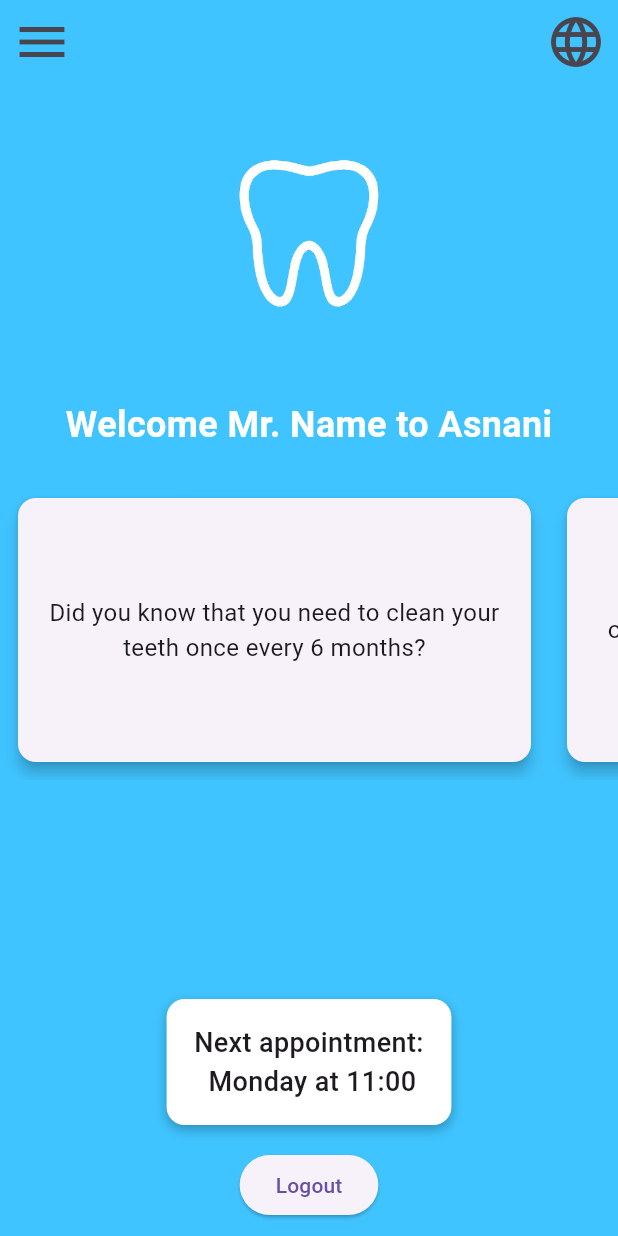
After one commit to RoberHaiek/dentist-app, a Flutter app: the screen it shows after launch, after a tap on "Login", on a phone screen of 412 x 824 dp. The commit adds this screen. Run offline on Flutter 3.47's test engine with Material 3 defaults, Android fonts, the phone set to English and light mode, and no system bars.

Commit message:
Remove unnecessary files and make welcome page and homepage

```diff
--- a/lib/Images.dart
+++ b/lib/Images.dart
@@ -6,7 +6,13 @@ class Images extends StatelessWidget{
 
   @override
   Widget build(BuildContext context) {
-    AssetImage assetImage = AssetImage("images/icon.png");
+    AssetImage assetImage = AssetImage("images/tooth_icon.png");
+    Image image = Image(image: assetImage, width: 200.0, height: 200.0);
+    return Container(child: image);
+  }
+
+  static Widget getIconImage(){
+    AssetImage assetImage = AssetImage("images/tooth_icon.png");
     Image image = Image(image: assetImage, width: 200.0, height: 200.0);
     return Container(child: image);
   }
--- a/lib/main.dart
+++ b/lib/main.dart
@@ -1,6 +1,6 @@
 import 'package:flutter/material.dart';
 import '../screens/FirstPage.dart';
-import '../screens/Homepage.dart';
+import '../screens/HomePage.dart';
 
 void main() {
   runApp(MyApp());
--- a/lib/screens/FirstPage.dart
+++ b/lib/screens/FirstPage.dart
@@ -1,11 +1,29 @@
 import 'dart:math';
 
 import 'package:flutter/material.dart';
-import 'Homepage.dart';
+import 'HomePage.dart';
 import '../Images.dart';
+import 'ForgotPage.dart';
+import 'RegistrationPage.dart';
 
-class FirstPage extends StatelessWidget {
+class FirstPage extends StatefulWidget {
   const FirstPage({super.key});
+
+  @override
+  FirstPageState createState() => FirstPageState();
+}
+
+class FirstPageState extends State<FirstPage> {
+  final TextEditingController emailController = TextEditingController();
+  final TextEditingController passwordController = TextEditingController();
+
+  // always dispose controllers to prevent memory leaks
+  @override
+  void dispose() {
+    emailController.dispose();
+    passwordController.dispose();
+    super.dispose();
+  }
 
   @override
   Widget build(BuildContext context) {
@@ -19,27 +37,70 @@ class FirstPage extends StatelessWidget {
           color: Colors.white30,
           child: Column(
             children: <Widget>[
+              Images.getIconImage(),
               Text(
                 // Calling a function from a text
-                "Welcome page, your number is: ${generateLuckyNumber()}",
+                "Log in to Asnani",
                 textDirection: TextDirection.ltr,
                 style: TextStyle(color: Colors.white, fontSize: 40.0),
               ),
-              Images(),
+              // Email field
+              TextField(
+                controller: emailController,
+                decoration: const InputDecoration(labelText: "Email"),
+                keyboardType: TextInputType.emailAddress,
+              ),
+              const SizedBox(height: 16),
+              // Password field
+              TextField(
+                controller: passwordController,
+                decoration: const InputDecoration(labelText: "Password"),
+                obscureText: true, // hides the text
+              ),
+              const SizedBox(height: 24),
               ElevatedButton(
                 onPressed: () {
+                  String email = emailController.text;
+                  String password = passwordController.text;
+                  print("Email: $email, Password: $password");
                   Navigator.push(
                     context,
-                    MaterialPageRoute(builder: (context) => const Homepage()),
+                    MaterialPageRoute(builder: (context) => const HomePage()),
                   );
                 },
-                child: const Text("Go to Homepage"),
+                child: const Text("Login"),
               ),
-              ElevatedButton(
-                onPressed: () {
-                  changeNumber(context);
+              const SizedBox(height: 8),
+              GestureDetector(
+                onTap: () {
+                  Navigator.push(
+                    context,
+                    MaterialPageRoute(builder: (context) => const ForgotPage()),
+                  );
                 },
-                child: const Text("I don't like my number"),
+                child: const Text(
+                  "Forgot password?",
+                  style: TextStyle(
+                    color: Colors.blue,
+                    decoration: TextDecoration.underline,
+                  ),
+                ),
+              ),
+              const SizedBox(height: 8),
+              GestureDetector(
+                onTap: () {
+                  Navigator.push(
+                    context,
+                    MaterialPageRoute(builder: (context) => const RegistrationPage()),
+                  );
+                },
+                child: const Text(
+                  "Register",
+                  style: TextStyle(
+                    color: Colors.blue,
+                    decoration: TextDecoration.underline,
+                  ),
+                ),
               ),
             ],
           ),
@@ -53,15 +114,17 @@ class FirstPage extends StatelessWidget {
     return random.nextInt(10);
   }
 
-  void changeNumber(BuildContext context){
-
+  void changeNumber(BuildContext context) {
     AlertDialog alertDialog = AlertDialog(
       title: Text("Number changed to: ${generateLuckyNumber()}"),
       content: Text("Are you happy now?"),
     );
 
-    showDialog(context: context, builder: (BuildContext context){
-      return alertDialog;
-    });
+    showDialog(
+      context: context,
+      builder: (BuildContext context) {
+        return alertDialog;
+      },
+    );
   }
 }
--- /dev/null
+++ b/lib/screens/HomePage.dart
@@ -0,0 +1,142 @@
+import 'package:dentist_app/screens/FirstPage.dart';
+import 'package:flutter/material.dart';
+import '../Images.dart';
+
+class HomePage extends StatelessWidget {
+  const HomePage({super.key});
+
+  @override
+  Widget build(BuildContext context) {
+    return Scaffold(
+      backgroundColor: Colors.lightBlueAccent,
+      drawer: Drawer(
+        child: ListView(
+          padding: EdgeInsets.zero,
+          children: const [
+            DrawerHeader(
+              decoration: BoxDecoration(color: Colors.blue),
+              child: Text("Menu", style: TextStyle(color: Colors.white)),
+            ),
+            ListTile(title: Text("Item 1")),
+            ListTile(title: Text("Item 2")),
+          ],
+        ),
+      ),
+      body: SafeArea(
+        child: Column(
+          children: [
+            // Top bar (burger + language)
+            Row(
+              mainAxisAlignment: MainAxisAlignment.spaceBetween,
+              children: [
+                IconButton(
+                  icon: const Icon(Icons.menu, size: 40),
+                  onPressed: () {
+                    Scaffold.of(context).openDrawer();
+                  },
+                ),
+                IconButton(
+                  icon: const Icon(Icons.language, size: 40),
+                  onPressed: () {
+                    // handle language change
+                  },
+                ),
+              ],
+            ),
+
+            // Icon above Welcome
+            Column(
+              mainAxisAlignment: MainAxisAlignment.center,
+              children: [
+                Images.getIconImage(),
+                const SizedBox(height: 10),
+                const Text(
+                  "Welcome Mr. Name to Asnani",
+                  style: TextStyle(fontSize: 24, fontWeight: FontWeight.bold, color: Colors.white),
+                ),
+              ],
+            ),
+
+            const SizedBox(height: 20),
+
+            // Sliding cards
+            SizedBox(
+              height: 200,
+              child: ListView(
+                scrollDirection: Axis.horizontal,
+                children: [
+                  _buildCard("Did you know that you need to clean your teeth once every 6 months?"),
+                  _buildCard("Teeth must be brushed 3 times a day, once in the morning, once at noon after lunch, and once before sleep"),
+                  _buildCard("Card 3"),
+                  _buildCard("Card 4"),
+                ],
+              ),
+            ),
+
+            const Spacer(),
+
+            // Floating appointment panel
+            Container(
+              margin: const EdgeInsets.all(16),
+              padding: const EdgeInsets.all(16),
+              decoration: BoxDecoration(
+                color: Colors.white,
+                borderRadius: BorderRadius.circular(12),
+                boxShadow: [
+                  BoxShadow(
+                    color: Colors.black26,
+                    blurRadius: 6,
+                    offset: Offset(0, 3),
+                  ),
+                ],
+              ),
+              child: const Text(
+                "Next appointment: \n Monday at 11:00",
+                style: TextStyle(fontSize: 18, fontWeight: FontWeight.w500),
+                textAlign: TextAlign.center,
+              ),
+            ),
+
+            // Logout button
+            ElevatedButton(
+              onPressed: () {
+                Navigator.pushReplacement(
+                  context,
+                  MaterialPageRoute(
+                    builder: (context) => const FirstPage(),
+                  ),
+                );
+              },
+              child: const Text("Logout"),
+            ),
+
+            const SizedBox(height: 10),
+          ],
+        ),
+      ),
+    );
+  }
+
+  // helper for cards
+  static Widget _buildCard(String title) {
+    return Container(
+      height: 200,
+      width: 350,
+      margin: const EdgeInsets.all(8),
+      child: Card(
+        elevation: 4,
+        child: Center(
+          child: Padding(
+            padding: const EdgeInsets.all(16), // adds space around the text
+            child: Text(
+              title,
+              style: const TextStyle(fontSize: 16),
+              textAlign: TextAlign.center, // optional: center inside padding
+            ),
+          ),
+        ),
+      ),
+    );
+  }
+
+}
--- a/pubspec.yaml
+++ b/pubspec.yaml
@@ -59,8 +59,9 @@ flutter:
 
   # To add assets to your application, add an assets section, like this:
   assets:
-    - images/icon.png
-  #   - images/a_dot_ham.jpeg
+    - images/tooth_icon_with_bg.png
+    - images/tooth_icon.png
+    #   - images/a_dot_ham.jpeg
 
   # An image asset can refer to one or more resolution-specific "variants", see
   # https://flutter.dev/to/resolution-aware-images
```
Also changed, not shown: lib/Login.dart (added, +63 -0 lines), lib/screens/ForgotPage.dart (added, +15 -0 lines), lib/screens/Homepage.dart (deleted, +0 -48 lines), lib/screens/RegistrationPage.dart (added, +15 -0 lines), images/tooth_icon.png (added), images/tooth_icon_with_bg.png (renamed from images/icon.png), 1 other file.
